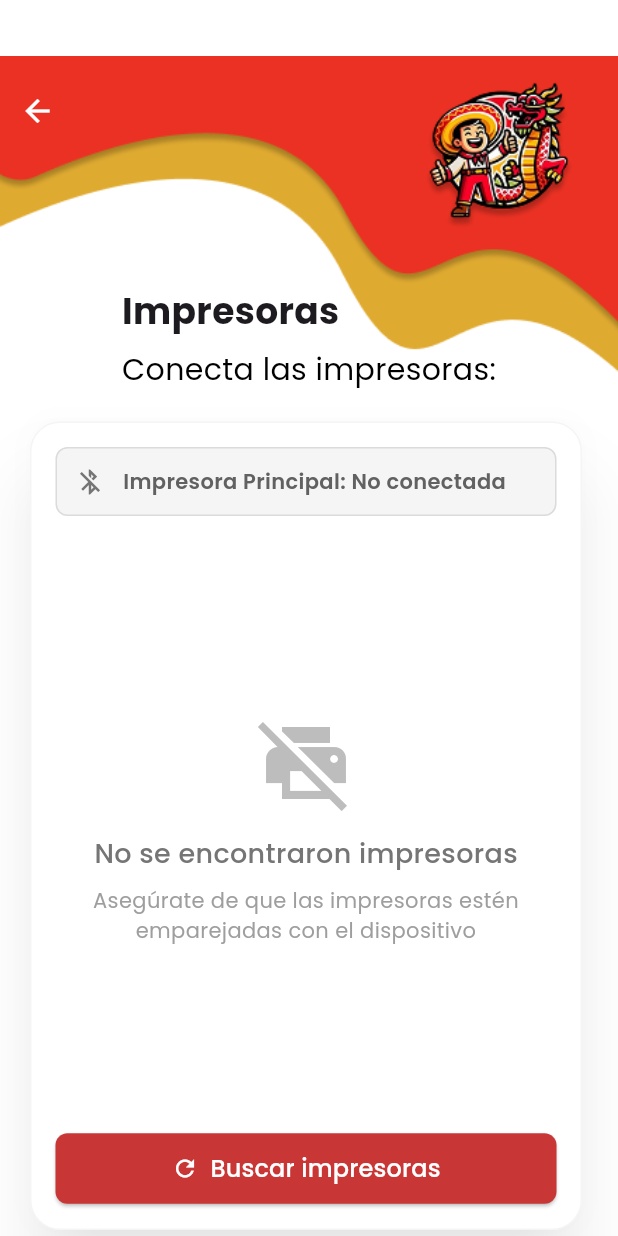
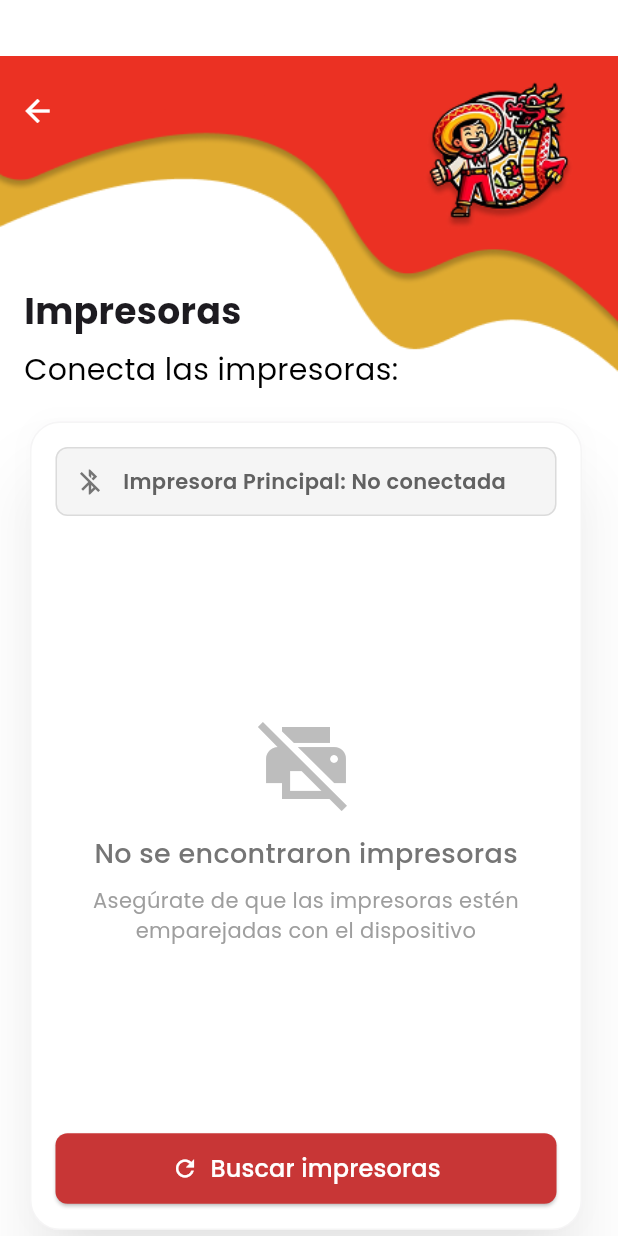
Before and after one commit to AlejandroSanmiguel22/tg.app.restaurante, a Flutter app: the PrintersPage screen opened directly, on a phone screen of 412 x 824 dp. Run offline on Flutter 3.47's test engine with Material 3 defaults, Android fonts, the phone set to English and light mode, and no system bars; our stand-ins replace dio, flutter_bloc, flutter_bluetooth_serial, flutter_svg, google_fonts, permission_handler and 1 more; accounts and stored records are empty; statements that could not run were skipped.

Commit message:
Mejorar diseño de la página de impresoras: ajustar el ancho del título y subtítulo para una mejor visualización.

```diff
--- a/lib/presentation/pages/printers_page.dart
+++ b/lib/presentation/pages/printers_page.dart
@@ -184,7 +184,9 @@ class _PrintersPageState extends State<PrintersPage> {
                 child: Column(
                   children: [
                     // Título y subtítulo
-                    Column(
+                    SizedBox(
+                      width: double.infinity,
+                      child: Column(
                         crossAxisAlignment: CrossAxisAlignment.start,
                         children: [
                           const Text(
@@ -207,6 +209,7 @@ class _PrintersPageState extends State<PrintersPage> {
                           ),
                           const SizedBox(height: 16),
                         ],
+                      ),
                     ),
 
                     // Card principal
```
Lines whose indentation alone changed are shown as unchanged.
